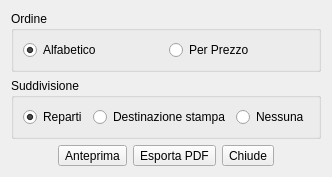
Qt form src/reportform.ui (mtonin/gestcassa) before a commit.
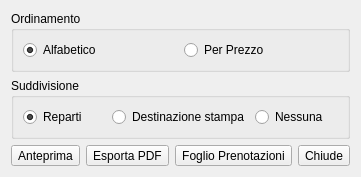
The same form after that commit.

Commit message: - corretto gestione articoli selezionati nell'ordine - aggiunto stato articoli nei report - aggiunto generazione foglio per prenotazioni

Patch:
```diff
--- a/src/reportform.ui
+++ b/src/reportform.ui
@@ -6,7 +6,7 @@
    <rect>
     <x>0</x>
     <y>0</y>
-    <width>294</width>
+    <width>302</width>
     <height>170</height>
    </rect>
   </property>
@@ -17,7 +17,7 @@
    <item>
     <widget class="QGroupBox" name="groupBox">
      <property name="title">
-      <string>Ordine</string>
+      <string>Ordinamento</string>
      </property>
      <layout class="QHBoxLayout" name="horizontalLayout_3">
       <item>
@@ -117,6 +117,19 @@
        </property>
       </widget>
      </item>
+     <item>
+      <widget class="QToolButton" name="prenotazioniBtn">
+       <property name="sizePolicy">
+        <sizepolicy hsizetype="Fixed" vsizetype="Preferred">
+         <horstretch>0</horstretch>
+         <verstretch>0</verstretch>
+        </sizepolicy>
+       </property>
+       <property name="text">
+        <string>Foglio Prenotazioni</string>
+       </property>
+      </widget>
+     </item>
      <item>
       <widget class="QToolButton" name="chiudeBtn">
        <property name="sizePolicy">
```
The commit also changes 6 other files.
